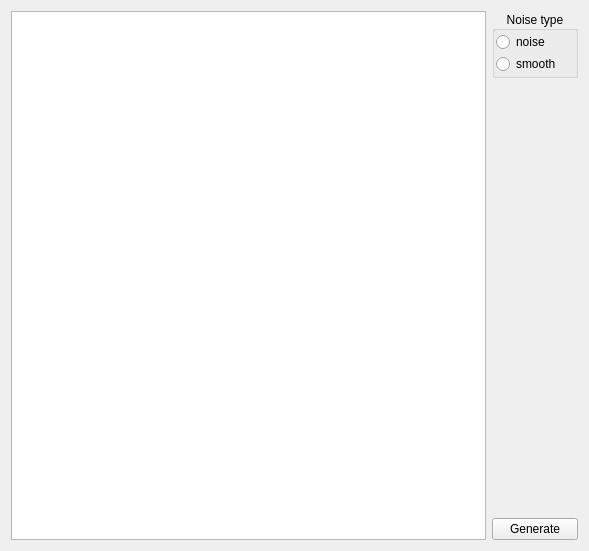
This is mainwindow.ui in Erdk/noise_exp as Qt 5 draws it before an edit. The edited form follows.
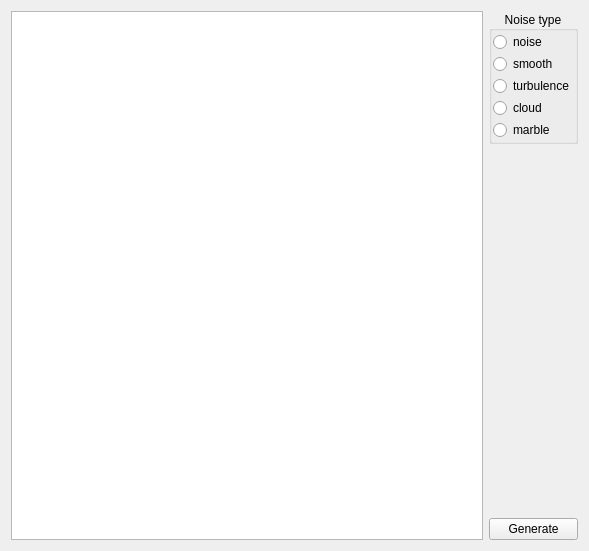
This is the edited form.

Commit message: Add turbulence, cloud, marble

Patch:
```diff
--- a/mainwindow.ui
+++ b/mainwindow.ui
@@ -64,6 +64,27 @@
            </property>
           </widget>
          </item>
+         <item>
+          <widget class="QRadioButton" name="radioTurbulence">
+           <property name="text">
+            <string>turbulence</string>
+           </property>
+          </widget>
+         </item>
+         <item>
+          <widget class="QRadioButton" name="radioCloud">
+           <property name="text">
+            <string>cloud</string>
+           </property>
+          </widget>
+         </item>
+         <item>
+          <widget class="QRadioButton" name="radioMarble">
+           <property name="text">
+            <string>marble</string>
+           </property>
+          </widget>
+         </item>
         </layout>
        </widget>
       </item>
```
Left out of the diff: 2 changed lines with no effect on the pictures. The commit also changes 4 other files.
